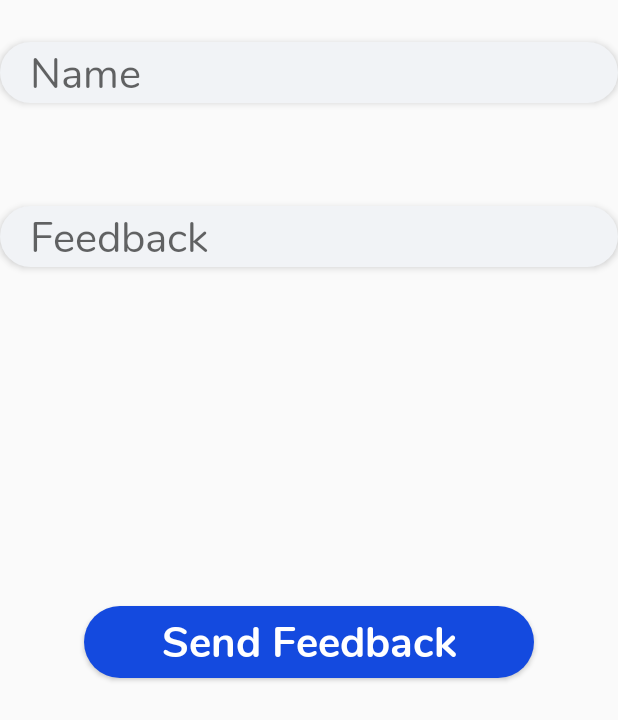
After one commit to YanissGnz/EsiProject, an Android app: the layout feedback.xml on its own in the app's theme, with its tools: preview values and no code run, on a phone screen of 412 x 824 dp. The commit adds this screen. Shown: the top 720 px of the screen. Run offline under Robolectric (Android 15) with nearby library versions, the phone set to English and light mode, and no system bars.

Commit message:
nav drawer (hatem)

```diff
--- /dev/null
+++ b/app/src/main/res/layout/feedback.xml
@@ -0,0 +1,68 @@
+<?xml version="1.0" encoding="utf-8"?>
+<androidx.constraintlayout.widget.ConstraintLayout
+    xmlns:android="http://schemas.android.com/apk/res/android"
+    xmlns:tools="http://schemas.android.com/tools"
+    android:layout_width="match_parent"
+    android:layout_height="match_parent"
+    xmlns:app="http://schemas.android.com/apk/res-auto"
+    android:visibility="visible"
+    tools:visibility="visible">
+
+    <EditText
+        android:id="@+id/feedback_name"
+        android:layout_width="match_parent"
+        android:layout_height="wrap_content"
+        android:layout_marginTop="28dp"
+        android:background="@drawable/email"
+        android:elevation="3dp"
+        android:ems="10"
+        android:fontFamily="@font/regular"
+        android:hint="Name"
+        android:inputType="textEmailAddress"
+        android:paddingLeft="20dp"
+        android:paddingRight="20dp"
+        android:textSize="28dp"
+        app:layout_constraintEnd_toEndOf="parent"
+        app:layout_constraintHorizontal_bias="0.0"
+        app:layout_constraintStart_toStartOf="parent"
+        app:layout_constraintTop_toTopOf="parent" />
+
+    <EditText
+        android:id="@+id/feedback"
+        android:layout_width="match_parent"
+        android:layout_height="wrap_content"
+        android:background="@drawable/email"
+        android:elevation="3dp"
+        android:ems="10"
+        android:fontFamily="@font/regular"
+        android:hint="Feedback"
+        android:textSize="28dp"
+        android:inputType="textEmailAddress"
+        android:paddingLeft="20dp"
+        android:paddingRight="20dp"
+        app:layout_constraintBottom_toBottomOf="parent"
+        app:layout_constraintEnd_toEndOf="parent"
+        app:layout_constraintHorizontal_bias="0.495"
+        app:layout_constraintStart_toStartOf="parent"
+        app:layout_constraintTop_toTopOf="parent"
+        app:layout_constraintVertical_bias="0.175" />
+
+
+    <Button
+        android:id="@+id/send_feedback"
+        android:layout_width="300dp"
+        android:layout_height="wrap_content"
+        android:layout_marginTop="32dp"
+        android:background="@drawable/button"
+        android:elevation="3dp"
+        android:fontFamily="@font/bold"
+        android:text="Send Feedback"
+        android:textSize="28dp"
+        android:textAllCaps="false"
+        android:textColor="#fff"
+        app:layout_constraintBottom_toBottomOf="parent"
+        app:layout_constraintEnd_toEndOf="parent"
+        app:layout_constraintStart_toStartOf="parent"
+        app:layout_constraintTop_toTopOf="parent" />
+
+</androidx.constraintlayout.widget.ConstraintLayout>
--- a/app/src/main/res/menu/drawer_menu.xml
+++ b/app/src/main/res/menu/drawer_menu.xml
@@ -28,7 +28,7 @@
             <item android:id="@+id/nav_share"
                 android:icon="@drawable/share"
                 android:title="Share"/>
-            <item android:id="@+id/nav_feedack"
+            <item android:id="@+id/nav_feedback"
                 android:icon="@drawable/feedback"
                 android:title="FeedBack"/>
         </menu>
```
Also changed, not shown: app/src/main/java/com/example/esiapp/CoursesFragment.java (added, +18 -0 lines), app/src/main/java/com/example/esiapp/Feedback_1.java (added, +40 -0 lines), app/src/main/java/com/example/esiapp/HomeFragment.java (added, +18 -0 lines), app/src/main/java/com/example/esiapp/LogoutFragment.java (added, +18 -0 lines), app/src/main/java/com/example/esiapp/Main3Activity.java (+66 -1 lines), app/src/main/java/com/example/esiapp/PlannerFragment.java (added, +18 -0 lines), app/src/main/java/com/example/esiapp/ProfileFragment.java (added, +18 -0 lines), app/src/main/java/com/example/esiapp/SettingsFragment.java (added, +18 -0 lines), app/src/main/res/layout/fragment_logout.xml (added, +22 -0 lines).
